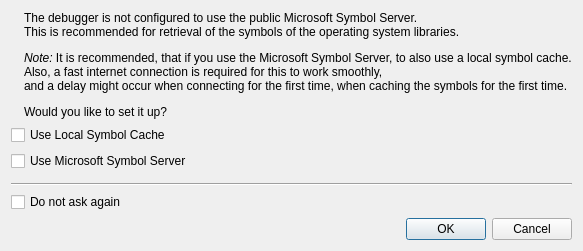
This is src/plugins/debugger/shared/symbolpathsdialog.ui in qt-creator/qt-creator as Qt 5 draws it before an edit. The edited form follows.
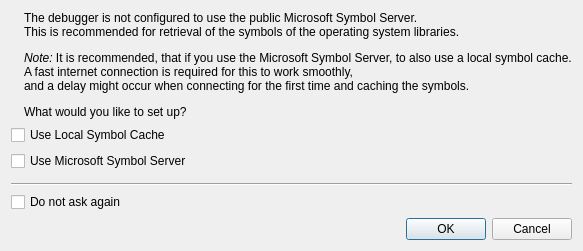
This is the edited form. Custom widgets are drawn as their Qt base class.

Commit message: Debugger: Adjust wording of symbol server dialog.

Patch:
```diff
--- a/src/plugins/debugger/shared/symbolpathsdialog.ui
+++ b/src/plugins/debugger/shared/symbolpathsdialog.ui
@@ -44,11 +44,7 @@
         </sizepolicy>
        </property>
        <property name="text">
-        <string>&lt;html&gt;&lt;head/&gt;&lt;body&gt;
-&lt;p&gt;The debugger is not configured to use the public Microsoft Symbol Server.&lt;br&gt;This is recommended for retrieval of the symbols of the operating system libraries.&lt;/p&gt;
-&lt;p&gt;&lt;span style=&quot; font-style:italic;&quot;&gt;Note:&lt;/span&gt; It is recommended, that if you use the Microsoft Symbol Server,  to also use a local symbol cache.&lt;br&gt;Also, a fast internet connection is required for this to work smoothly,&lt;br&gt;and a delay might occur when connecting for the first time, when caching the symbols for the first time.&lt;/p&gt;
-&lt;p&gt;Would you like to set it up?&lt;/p&gt;
-&lt;/body&gt;&lt;/html&gt;</string>
+        <string>&lt;html&gt;&lt;head/&gt;&lt;body&gt;&lt;p&gt;The debugger is not configured to use the public Microsoft Symbol Server.&lt;br/&gt;This is recommended for retrieval of the symbols of the operating system libraries.&lt;/p&gt;&lt;p&gt;&lt;span style=&quot; font-style:italic;&quot;&gt;Note:&lt;/span&gt; It is recommended, that if you use the Microsoft Symbol Server, to also use a local symbol cache.&lt;br/&gt;A fast internet connection is required for this to work smoothly,&lt;br/&gt;and a delay might occur when connecting for the first time and caching the symbols.&lt;/p&gt;&lt;p&gt;What would you like to set up?&lt;/p&gt;&lt;/body&gt;&lt;/html&gt;</string>
        </property>
        <property name="textFormat">
         <enum>Qt::RichText</enum>
```
